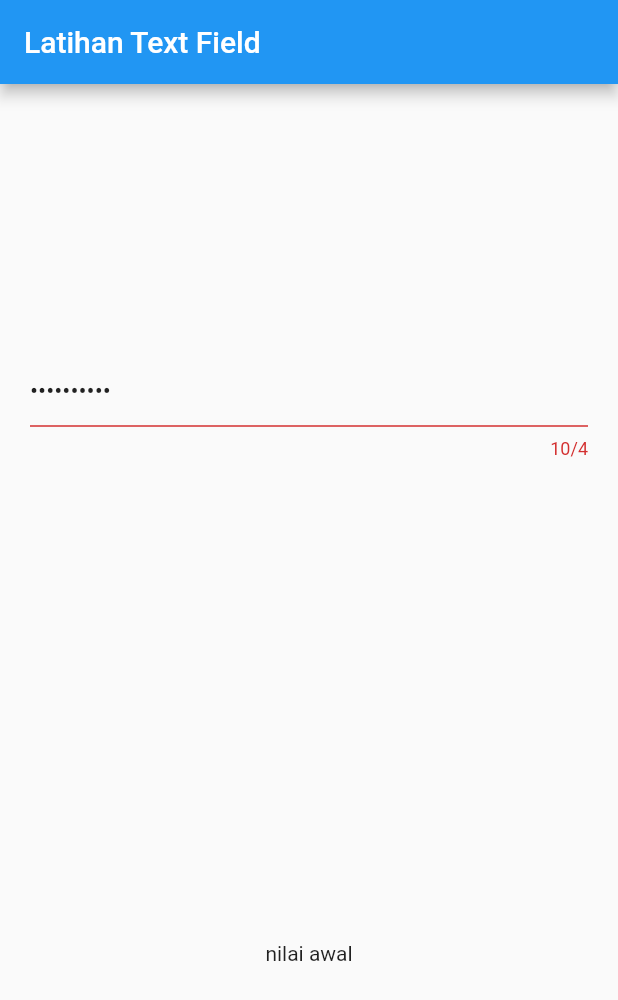
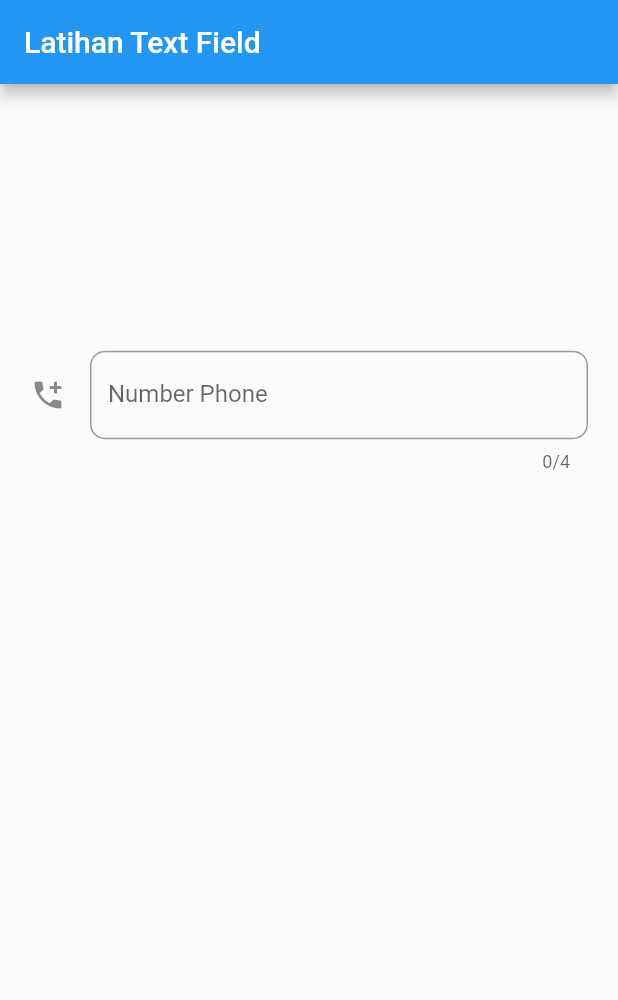
Before and after one commit to nrfitriani/flutter_fundamental, a Flutter app: the screen it shows after launch, on a phone screen of 412 x 824 dp. Shown: the top 1000 px of the screen. Run offline on Flutter 3.47's test engine with Material 2 defaults, Android fonts, the phone set to English and light mode, and no system bars.

Commit message:
TextDecoration

```diff
--- a/lib/main.dart
+++ b/lib/main.dart
@@ -734,7 +734,7 @@ class MyApp extends StatefulWidget {
 }
 
 class _MyAppState extends State<MyApp> {
-  TextEditingController controller = TextEditingController(text: "nilai awal");
+  TextEditingController controller = TextEditingController();
 
   @override
   Widget build(BuildContext context) {
@@ -747,9 +747,17 @@ class _MyAppState extends State<MyApp> {
             mainAxisAlignment: MainAxisAlignment.spaceAround,
             children: <Widget>[
               TextField(
+                decoration: InputDecoration(
+                  fillColor: Colors.lightBlue,
+                  border: OutlineInputBorder(borderRadius: BorderRadius.circular(10)),
+                  icon: Icon (Icons.add_call),
+                  labelText: "Number Phone",
+                  hintText: "Nomor telfon anda",
+                  hintStyle: TextStyle(fontSize: 12),
+                ),
                 maxLength: 4,
                 maxLines: 1,
-                obscureText: true,//text untuk password
+                //obscureText: true,//text untuk password
                 controller: controller,
                 onChanged: (value) {
                   setState(() {});
```
